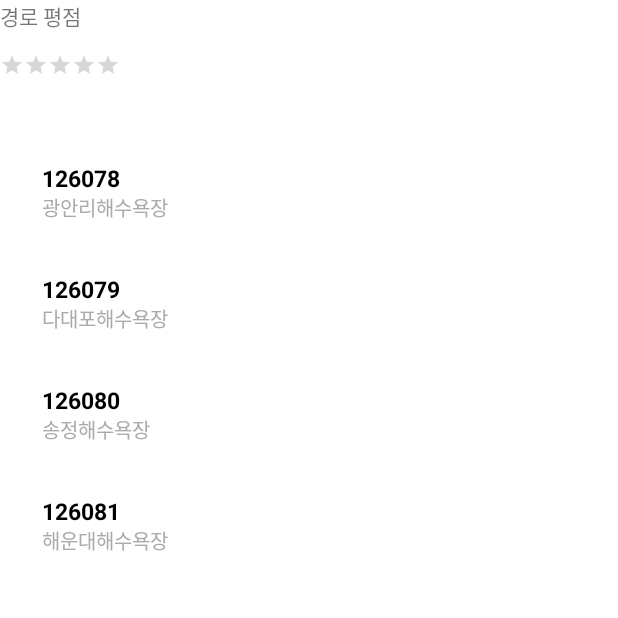
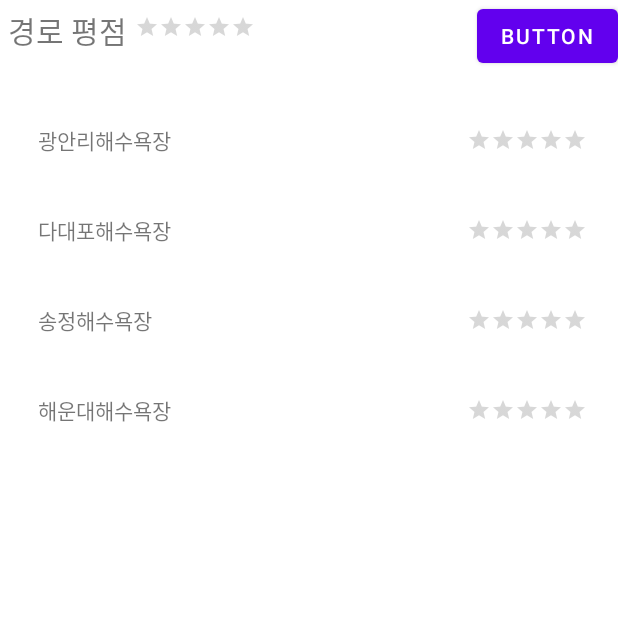
Before and after one commit to kkaa90/RouteTest, an Android app: the ReviewActivity screen opened directly, with no data from a screen before it, on a phone screen of 412 x 824 dp, the top half of it. Run offline under Robolectric (Android 15) with nearby library versions, the phone set to English and light mode, and no system bars.

Commit message:
211120 리뷰 수정

```diff
--- a/app/src/main/java/com/e/routetest/ReviewActivity.java
+++ b/app/src/main/java/com/e/routetest/ReviewActivity.java
@@ -1,55 +1,46 @@
 package com.e.routetest;
 
 import android.os.Bundle;
+import android.view.View;
+import android.widget.Button;
+
 import androidx.appcompat.app.AppCompatActivity;
 import androidx.recyclerview.widget.LinearLayoutManager;
 import androidx.recyclerview.widget.RecyclerView;
 
+import java.util.ArrayList;
 import java.util.Arrays;
 import java.util.List;
 
 public class ReviewActivity extends AppCompatActivity {
+    public List<ReviewData> reviewData;
     @Override
     protected void onCreate(Bundle savedInstanceState) {
         super.onCreate(savedInstanceState);
         setContentView(R.layout.activity_review);
 
-        RecyclerView recyclerView = findViewById(R.id.RecyclerView);
-
-        LinearLayoutManager linearLayoutManager = new LinearLayoutManager(this);
-        recyclerView.setLayoutManager(linearLayoutManager);
-
-        ReviewAdapter adapter = new ReviewAdapter();
-        recyclerView.setAdapter(adapter);
-
-        getData(adapter);
-
-        recyclerView.setLayoutManager(linearLayoutManager);
-
-        recyclerView.setAdapter(adapter);
-
-    }
-
-    private void getData(ReviewAdapter adapter) {
-        List<String> listTitle = Arrays.asList("126078", "126079", "126080", "126081");
-        List<String> listContent = Arrays.asList(
-                "광안리해수욕장",
-                "다대포해수욕장",
-                "송정해수욕장",
-                "해운대해수욕장"
-        );
-
-        for (int i = 0; i < listTitle.size(); i++) {
-            ReviewData data = new ReviewData();
-            data.setTitle(listTitle.get(i));
-            data.setContent(listContent.get(i));
-
-            adapter.addItem(data);
-        }
-
-        adapter.notifyDataSetChanged();
-    }
+        RecyclerView recyclerView = findViewById(R.id.routeReviewRV);
+        reviewData = new ArrayList<>();
+        reviewData.add(new ReviewData(126078,"광안리해수욕장",0.0f));
+        reviewData.add(new ReviewData(126079,"다대포해수욕장",0.0f));
+        reviewData.add(new ReviewData(126080,"송정해수욕장",0.0f));
+        reviewData.add(new ReviewData(126081,"해운대해수욕장",0.0f));
+        ReviewAdapter reviewAdapter = new ReviewAdapter(getApplicationContext(),reviewData);
 
 
 
+        recyclerView.setHasFixedSize(true);
+        recyclerView.setLayoutManager(new LinearLayoutManager(getApplicationContext()));
+        recyclerView.setAdapter(reviewAdapter);
+
+        Button rButton = (Button)findViewById(R.id.sendRVButton);
+        rButton.setOnClickListener(new View.OnClickListener() {
+            @Override
+            public void onClick(View view) {
+                for(int i=0;i<reviewData.size();i++){
+                    System.out.println(reviewData.get(i).getSpotName()+" : "+Float.toString(reviewData.get(i).getScore()));
+                }
+            }
+        });
+    }
 }
--- a/app/src/main/java/com/e/routetest/ReviewAdapter.java
+++ b/app/src/main/java/com/e/routetest/ReviewAdapter.java
@@ -1,62 +1,72 @@
 package com.e.routetest;
 
 
+import android.content.Context;
+import android.media.Rating;
 import android.view.LayoutInflater;
 import android.view.View;
 import android.view.ViewGroup;
 import android.widget.ImageView;
+import android.widget.RatingBar;
 import android.widget.TextView;
+import android.widget.Toast;
 
 import androidx.annotation.NonNull;
 import androidx.recyclerview.widget.RecyclerView;
 
+import com.google.android.gms.maps.model.LatLng;
+import com.google.android.gms.maps.model.MarkerOptions;
+
 import java.util.ArrayList;
+import java.util.List;
 
-public class ReviewAdapter extends RecyclerView.Adapter<ReviewAdapter.ItemViewHolder> {
+import static com.e.routetest.MapsFragment.mMap;
+import static com.e.routetest.RouteActivity.arrivals;
+import static com.e.routetest.RouteActivity.departures;
+import static com.e.routetest.RouteActivity.spots;
 
-    private ArrayList<ReviewData> listData = new ArrayList<>();
+public class ReviewAdapter extends RecyclerView.Adapter<ReviewAdapter.Holder> {
+    Context context;
+    private List<ReviewData> reviewData = new ArrayList<>();
+
+    public ReviewAdapter(Context context, List<ReviewData> reviewData){
+        this.context=context;
+        this.reviewData=reviewData;
+    }
 
     @NonNull
     @Override
-    public ItemViewHolder onCreateViewHolder(@NonNull ViewGroup parent, int viewType) {
-        View view = LayoutInflater.from(parent.getContext()).inflate(R.layout.review_rv_item, parent, false);
-        return new ItemViewHolder(view);
+    public ReviewAdapter.Holder onCreateViewHolder(@NonNull ViewGroup parent, int viewType) {
+        View view = LayoutInflater.from(parent.getContext()).inflate(R.layout.review_rv_item,parent,false);
+        ReviewAdapter.Holder holder = new ReviewAdapter.Holder(view);
+        return holder;
     }
 
     @Override
-    public void onBindViewHolder(@NonNull ItemViewHolder holder, int position) {
-        holder.onBind(listData.get(position));
+    public void onBindViewHolder(@NonNull ReviewAdapter.Holder holder, int position) {
+        holder.textView.setText(reviewData.get(position).getSpotName());
+        holder.ratingBar.setRating(reviewData.get(position).getScore());
+        holder.ratingBar.setOnRatingBarChangeListener(new RatingBar.OnRatingBarChangeListener() {
+            @Override
+            public void onRatingChanged(RatingBar ratingBar, float v, boolean b) {
+                reviewData.get(position).setScore(holder.ratingBar.getRating());
+            }
+        });
     }
 
     @Override
     public int getItemCount() {
-        return listData.size();
+        return reviewData.size();
     }
 
-    void addItem(ReviewData data) {
-        listData.add(data);
-    }
+    public class Holder extends RecyclerView.ViewHolder{
+        TextView textView;
+        RatingBar ratingBar;
 
-    class ItemViewHolder extends RecyclerView.ViewHolder {
-
-        private TextView textView1;
-        private TextView textView2;
-        private ImageView imageView;
-
-        ItemViewHolder(View itemView) {
-            super(itemView);
-
-            textView1 = itemView.findViewById(R.id.textView1);
-            textView2 = itemView.findViewById(R.id.textView2);
-            imageView = itemView.findViewById(R.id.imageView);
-
-        }
-
-        void onBind(ReviewData data) {
-            textView1.setText(data.getTitle());
-            textView2.setText(data.getContent());
-            imageView.setImageResource(data.getResId());
+        public Holder(View view){
+            super(view);
+            textView = view.findViewById(R.id.rvSpotName);
+            ratingBar = view.findViewById(R.id.rvRatingBar);
         }
     }
-
 }
--- a/app/src/main/java/com/e/routetest/ReviewData.java
+++ b/app/src/main/java/com/e/routetest/ReviewData.java
@@ -1,32 +1,38 @@
 package com.e.routetest;
 
 public class ReviewData {
+    private int spotId;
+    private String spotName;
+    private float score = 0.0f;
 
-    private String title;
-    private String content;
-    private int resId;
 
-    public String getTitle() {
-        return title;
+    public ReviewData(int spotId, String spotName, float score) {
+        this.spotId = spotId;
+        this.spotName = spotName;
+        this.score = score;
     }
 
-    public void setTitle(String title) {
-        this.title = title;
+    public int getSpotId() {
+        return spotId;
     }
 
-    public String getContent() {
-        return content;
+    public void setSpotId(int spotId) {
+        this.spotId = spotId;
     }
 
-    public void setContent(String content) {
-        this.content = content;
+    public String getSpotName() {
+        return spotName;
     }
 
-    public int getResId() {
-        return resId;
+    public void setSpotName(String spotName) {
+        this.spotName = spotName;
     }
 
-    public void setResId(int resId) {
-        this.resId = resId;
+    public float getScore() {
+        return score;
+    }
+
+    public void setScore(float score) {
+        this.score = score;
     }
 }
--- a/app/src/main/res/layout/activity_review.xml
+++ b/app/src/main/res/layout/activity_review.xml
@@ -1,46 +1,53 @@
 <?xml version="1.0" encoding="utf-8"?>
-<androidx.constraintlayout.widget.ConstraintLayout
-    xmlns:android="http://schemas.android.com/apk/res/android"
+<androidx.constraintlayout.widget.ConstraintLayout xmlns:android="http://schemas.android.com/apk/res/android"
     xmlns:app="http://schemas.android.com/apk/res-auto"
     xmlns:tools="http://schemas.android.com/tools"
     android:layout_width="match_parent"
     android:layout_height="match_parent">
 
 
-
-    <LinearLayout xmlns:android = "http://schemas.android.com/apk/res/android"
-        android:layout_width="match_parent"
-        android:layout_height="match_parent"
-        android:orientation="vertical">
+    <RatingBar
+        android:id="@+id/ratingBar"
+        style="@style/Widget.AppCompat.RatingBar.Small"
+        android:layout_width="wrap_content"
+        android:layout_height="wrap_content"
+        android:layout_marginStart="5dp"
+        android:layout_marginTop="10dp"
+        android:isIndicator="false"
+        android:numStars="5"
+        android:rating="0.0"
+        android:stepSize="0.5"
+        app:layout_constraintStart_toEndOf="@+id/rating"
+        app:layout_constraintTop_toTopOf="parent" />
 
     <TextView
         android:id="@+id/rating"
-            android:layout_width="81dp"
-            android:layout_height="35dp"
-            android:text="경로 평점"
-            tools:layout_editor_absoluteX="18dp"
-            tools:layout_editor_absoluteY="8dp" />
-
-        <RatingBar
-            android:id="@+id/ratingBar"
         android:layout_width="wrap_content"
         android:layout_height="wrap_content"
-            style="@style/Widget.AppCompat.RatingBar.Small"
-            tools:layout_editor_absoluteX="99dp"
-            tools:layout_editor_absoluteY="8dp"
-            android:numStars="5"
-            android:rating="0.0"
-            android:stepSize="0.5"
-            android:isIndicator="false"/>
+        android:layout_marginStart="5dp"
+        android:layout_marginTop="5dp"
+        android:text="경로 평점"
+        android:textSize="20sp"
+        app:layout_constraintStart_toStartOf="parent"
+        app:layout_constraintTop_toTopOf="parent" />
+
+    <Button
+        android:id="@+id/sendRVButton"
+        android:layout_width="wrap_content"
+        android:layout_height="wrap_content"
+        android:text="Button"
+        app:layout_constraintEnd_toEndOf="parent"
+        app:layout_constraintTop_toTopOf="parent" />
 
     <androidx.recyclerview.widget.RecyclerView
-            android:id="@+id/RecyclerView"
+        android:id="@+id/routeReviewRV"
         android:layout_width="match_parent"
-            android:layout_height="match_parent"
-            android:translationX="20dp"
-            android:translationY="45dp"
-            tools:layout_editor_absoluteX="20dp"
-            tools:layout_editor_absoluteY="50dp" />
-    </LinearLayout>
+        android:layout_height="0dp"
+        android:layout_marginStart="15dp"
+        android:layout_marginTop="15dp"
+        android:layout_marginEnd="15dp"
+        app:layout_constraintEnd_toEndOf="parent"
+        app:layout_constraintStart_toStartOf="parent"
+        app:layout_constraintTop_toBottomOf="@+id/sendRVButton" />
 
 </androidx.constraintlayout.widget.ConstraintLayout>
--- a/app/src/main/res/layout/review_rv_item.xml
+++ b/app/src/main/res/layout/review_rv_item.xml
@@ -1,42 +1,32 @@
 <?xml version="1.0" encoding="utf-8"?>
-<LinearLayout xmlns:android="http://schemas.android.com/apk/res/android"
-    android:orientation="horizontal" android:layout_width="match_parent"
-    android:layout_height="wrap_content"
-    android:padding="8dp"
-    android:gravity="center_vertical"
-    android:layout_marginBottom="8dp"
-    android:background="@android:color/white">
+<androidx.constraintlayout.widget.ConstraintLayout
+    xmlns:android="http://schemas.android.com/apk/res/android"
+    xmlns:app="http://schemas.android.com/apk/res-auto"
+    xmlns:tools="http://schemas.android.com/tools"
+    android:layout_width="match_parent"
+    android:layout_height="60dp">
 
-    <LinearLayout
-        android:layout_width="0dp"
-        android:layout_height="match_parent"
-        android:layout_weight="1"
-        android:orientation="vertical"
-        android:gravity="center_vertical">
+    <TextView
+        android:id="@+id/rvSpotName"
+        android:layout_width="wrap_content"
+        android:layout_height="wrap_content"
+        android:layout_marginStart="10dp"
+        android:text="TextView"
+        app:layout_constraintBottom_toBottomOf="parent"
+        app:layout_constraintStart_toStartOf="parent"
+        app:layout_constraintTop_toTopOf="parent" />
 
-        <TextView
-            android:id="@+id/textView1"
-            android:layout_width="wrap_content"
-            android:layout_height="wrap_content"
-            android:includeFontPadding="false"
-            android:text="TITLE"
-            android:textSize="15sp"
-            android:textColor="@android:color/black"
-            android:textStyle="bold"/>
-
-        <TextView
-            android:id="@+id/textView2"
-            android:layout_width="wrap_content"
-            android:layout_height="wrap_content"
-            android:includeFontPadding="false"
-            android:text="content"
-            android:textSize="13sp"
-            android:textColor="@android:color/darker_gray"/>
-    </LinearLayout>
-
-    <ImageView
-        android:id="@+id/imageView"
-        android:layout_width="50dp"
-        android:layout_height="50dp"
-        android:src="@mipmap/ic_launcher"/>
-</LinearLayout>
+    <RatingBar
+        android:id="@+id/rvRatingBar"
+        style="@style/Widget.AppCompat.RatingBar.Small"
+        android:layout_width="wrap_content"
+        android:layout_height="wrap_content"
+        android:layout_marginEnd="5dp"
+        android:isIndicator="false"
+        android:numStars="5"
+        android:rating="0.0"
+        android:stepSize="0.5"
+        app:layout_constraintBottom_toBottomOf="parent"
+        app:layout_constraintEnd_toEndOf="parent"
+        app:layout_constraintTop_toTopOf="parent" />
+</androidx.constraintlayout.widget.ConstraintLayout>
```
Lines whose indentation alone changed are shown as unchanged.
